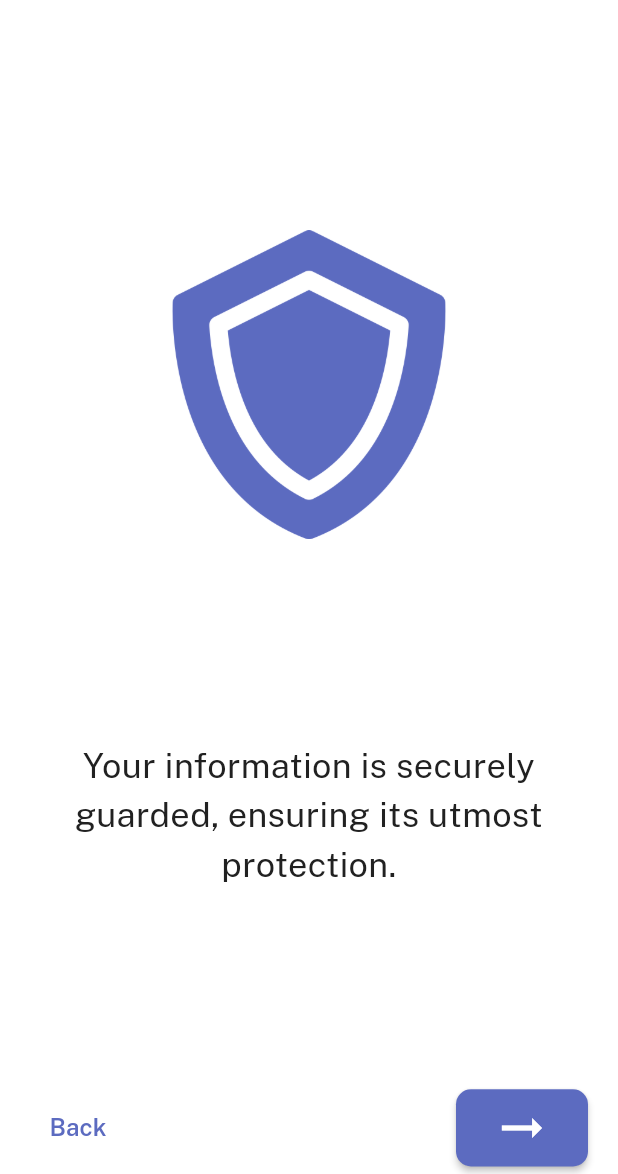
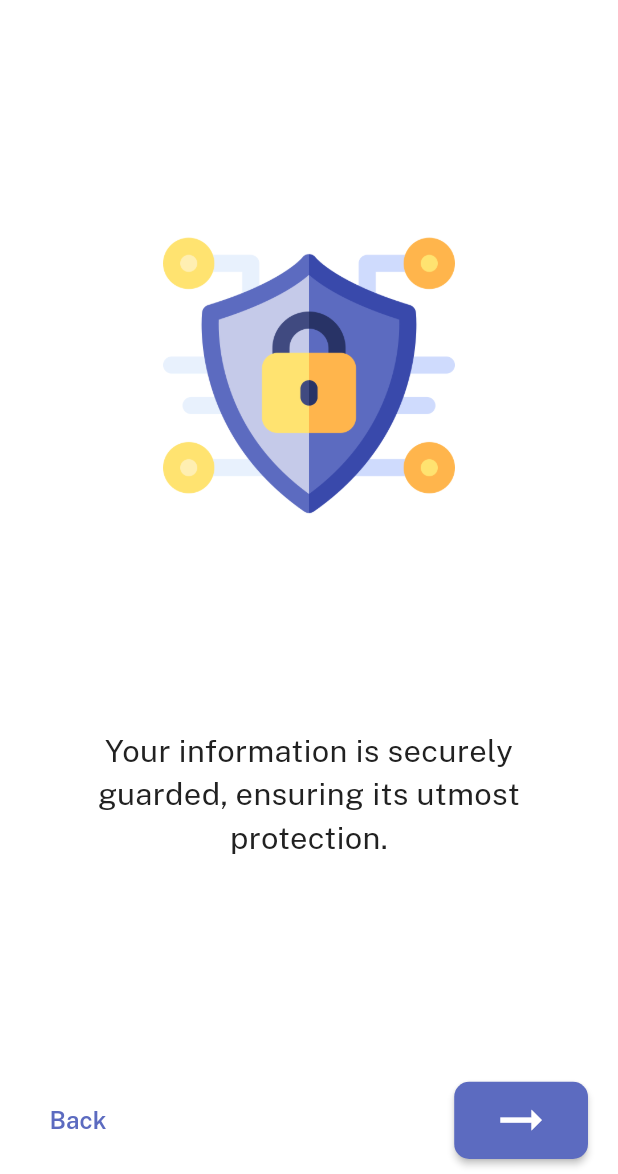
Before and after one commit to rhoebie/tagconnect-app-repo, a Flutter app: the screen it shows after launch, after a tap on the "arrow right alt" icon, on a phone screen of 412 x 824 dp, the part 62-1236 px from its top. Run offline on Flutter 3.47's test engine with Material 3 defaults, Android fonts, the phone set to English and light mode, and no system bars; our stand-ins replace auto_size_text, avatar_glow, connectivity_plus, device_info_plus, firebase_core, firebase_messaging and 9 more; accounts and stored records are empty; network calls fail; project files that could hold a hidden picture were left out.

Commit message:
finalize? i think

```diff
--- a/lib/screens/forgot-password_screen.dart
+++ b/lib/screens/forgot-password_screen.dart
@@ -840,7 +840,7 @@ class _ResetPasswordScreenState extends State<ResetPasswordScreen> {
                     ),
                   ),
                   Text(
-                    'Changing the password of admin@admin.com',
+                    'Changing the password of ${_emailController.text}',
                     style: TextStyle(
                       fontFamily: 'PublicSans',
                       fontSize: 16.sp,
@@ -1094,7 +1094,7 @@ class _ResetPasswordScreenState extends State<ResetPasswordScreen> {
                     ),
                     Container(
                       width: 100.w,
-                      height: 50.h,
+                      height: 40.h,
                       child: ElevatedButton(
                         onPressed: () async {
                           if (_formKey.currentState!.validate()) {
@@ -1133,7 +1133,7 @@ class _ResetPasswordScreenState extends State<ResetPasswordScreen> {
                                 textAlign: TextAlign.center,
                                 style: TextStyle(
                                   fontFamily: 'PublicSans',
-                                  fontSize: 18.sp,
+                                  fontSize: 14.sp,
                                   fontWeight: FontWeight.w400,
                                   color: backgroundColor,
                                 ),
--- a/lib/screens/register_screen.dart
+++ b/lib/screens/register_screen.dart
@@ -628,7 +628,7 @@ class _RegisterScreenState extends State<RegisterScreen> {
                       ),
                       Container(
                         width: 80.w,
-                        height: 50.h,
+                        height: 40.h,
                         child: ElevatedButton(
                           onPressed: () {
                             if (_image != null) {
@@ -1059,7 +1059,7 @@ class _RegisterScreenTwoState extends State<RegisterScreenTwo> {
                       ),
                       Container(
                         width: 80.w,
-                        height: 50.h,
+                        height: 40.h,
                         child: ElevatedButton(
                           onPressed: () {
                             if (_formKey2.currentState!.validate()) {
@@ -1648,7 +1648,7 @@ class _RegisterScreenThreeState extends State<RegisterScreenThree> {
                       ),
                       Container(
                         width: 120.w,
-                        height: 50.h,
+                        height: 40.h,
                         child: ElevatedButton(
                           onPressed: () async {
                             if (_formKey3.currentState!.validate()) {
@@ -1705,7 +1705,7 @@ class _RegisterScreenThreeState extends State<RegisterScreenThree> {
                                   textAlign: TextAlign.center,
                                   style: TextStyle(
                                     fontFamily: 'PublicSans',
-                                    fontSize: 16.sp,
+                                    fontSize: 14.sp,
                                     fontWeight: FontWeight.w600,
                                     color: backgroundColor,
                                   ),
--- a/lib/screens/splash-one_screen.dart
+++ b/lib/screens/splash-one_screen.dart
@@ -49,16 +49,14 @@ class WelcomeOneScreen extends StatelessWidget {
       ),
       body: SafeArea(
         child: Center(
-          child: Container(
-            padding: const EdgeInsets.symmetric(vertical: 5),
           child: Column(
             mainAxisAlignment: MainAxisAlignment.spaceBetween,
             children: [
-                SizedBox(),
+              const SizedBox(),
               Image.asset(
-                  'assets/images/management.png',
-                  width: 200.w,
-                  height: 200.h,
+                'assets/images/energy.png',
+                width: 170.w,
+                height: 170.w,
               ),
               Container(
                 padding: EdgeInsets.symmetric(horizontal: 40.w),
@@ -67,14 +65,15 @@ class WelcomeOneScreen extends StatelessWidget {
                   textAlign: TextAlign.center,
                   style: TextStyle(
                     fontFamily: 'PublicSans',
-                      fontSize: 20.sp,
+                    fontSize: 18.sp,
                     fontWeight: FontWeight.w400,
                     color: textColor,
                   ),
                 ),
               ),
               Container(
-                  padding: const EdgeInsets.symmetric(horizontal: 20),
+                padding:
+                    const EdgeInsets.symmetric(horizontal: 20, vertical: 10),
                 child: Row(
                   mainAxisAlignment: MainAxisAlignment.spaceBetween,
                   children: [
@@ -101,7 +100,7 @@ class WelcomeOneScreen extends StatelessWidget {
                         ),
                       ),
                     ),
-                      Container(
+                    SizedBox(
                       height: 50.h,
                       child: ElevatedButton(
                         onPressed: () async {
@@ -122,9 +121,9 @@ class WelcomeOneScreen extends StatelessWidget {
                           ),
                           elevation: 2,
                         ),
-                          child: const Icon(
+                        child: Icon(
                           Icons.arrow_right_alt_outlined,
-                            size: 40,
+                          size: 40.r,
                           color: tcWhite,
                         ),
                       ),
@@ -136,7 +135,6 @@ class WelcomeOneScreen extends StatelessWidget {
           ),
         ),
       ),
-      ),
     );
   }
 }
--- a/lib/screens/splash-two_screen.dart
+++ b/lib/screens/splash-two_screen.dart
@@ -1,4 +1,5 @@
 import 'package:TagConnect/animations/slideLeft_animation.dart';
+import 'package:TagConnect/animations/slideRight_animation.dart';
 import 'package:TagConnect/constants/color_constant.dart';
 import 'package:TagConnect/screens/login_screen.dart';
 import 'package:flutter/material.dart';
@@ -47,16 +48,14 @@ class WelcomeTwoScreen extends StatelessWidget {
       ),
       body: SafeArea(
         child: Center(
-          child: Container(
-            padding: const EdgeInsets.symmetric(vertical: 5),
           child: Column(
             mainAxisAlignment: MainAxisAlignment.spaceBetween,
             children: [
               SizedBox(),
               Image.asset(
-                  'assets/images/shield.png',
-                  width: 200.w,
-                  height: 200.h,
+                'assets/images/cyber-security.png',
+                width: 170.w,
+                height: 170.w,
               ),
               Container(
                 padding: EdgeInsets.symmetric(horizontal: 40.w),
@@ -65,14 +64,15 @@ class WelcomeTwoScreen extends StatelessWidget {
                   textAlign: TextAlign.center,
                   style: TextStyle(
                     fontFamily: 'PublicSans',
-                      fontSize: 20.sp,
+                    fontSize: 18.sp,
                     fontWeight: FontWeight.w400,
                     color: textColor,
                   ),
                 ),
               ),
               Container(
-                  padding: const EdgeInsets.symmetric(horizontal: 20),
+                padding:
+                    const EdgeInsets.symmetric(horizontal: 20, vertical: 10),
                 child: Row(
                   mainAxisAlignment: MainAxisAlignment.spaceBetween,
                   children: [
@@ -80,7 +80,7 @@ class WelcomeTwoScreen extends StatelessWidget {
                       onPressed: () async {
                         Navigator.push(
                           context,
-                            SlideLeftAnimation(
+                          SlideRightAnimation(
                             const WelcomeOneScreen(),
                           ),
                         );
@@ -96,7 +96,7 @@ class WelcomeTwoScreen extends StatelessWidget {
                         ),
                       ),
                     ),
-                      Container(
+                    SizedBox(
                       height: 50.h,
                       child: ElevatedButton(
                         onPressed: () async {
@@ -119,7 +119,7 @@ class WelcomeTwoScreen extends StatelessWidget {
                         ),
                         child: Icon(
                           Icons.arrow_right_alt_outlined,
-                            size: 40,
+                          size: 40.r,
                           color: backgroundColor,
                         ),
                       ),
@@ -131,7 +131,6 @@ class WelcomeTwoScreen extends StatelessWidget {
           ),
         ),
       ),
-      ),
     );
   }
 }
--- a/lib/screens/splash_screen.dart
+++ b/lib/screens/splash_screen.dart
@@ -170,10 +170,17 @@ class _SplashScreenState extends State<SplashScreen> {
       backgroundColor: backgroundColor,
       body: SafeArea(
         child: Center(
-          child: Container(
           child: Column(
             mainAxisAlignment: MainAxisAlignment.center,
             children: [
+              Image.asset(
+                'assets/images/social.png',
+                width: 100,
+                height: 100,
+              ),
+              const Divider(
+                color: Colors.transparent,
+              ),
               RichText(
                 textAlign: TextAlign.start,
                 text: TextSpan(
@@ -209,8 +216,8 @@ class _SplashScreenState extends State<SplashScreen> {
                   ),
                 ),
               ),
-                SizedBox(
-                  height: 30.h,
+              Divider(
+                color: Colors.transparent,
               ),
               const CircularProgressIndicator(
                 color: tcViolet,
@@ -219,7 +226,6 @@ class _SplashScreenState extends State<SplashScreen> {
           ),
         ),
       ),
-      ),
     );
   }
 }
--- a/lib/widgets/feed_widget.dart
+++ b/lib/widgets/feed_widget.dart
@@ -178,9 +178,6 @@ class _FeedWidgetState extends State<FeedWidget> {
                 child: Column(
                   crossAxisAlignment: CrossAxisAlignment.start,
                   children: [
-                    Divider(
-                      color: Colors.transparent,
-                    ),
                     Text(
                       'Report Feed',
                       textAlign: TextAlign.center,
```
Also changed, not shown: assets/images/cyber-security.png (added), assets/images/energy.png (added), assets/images/social.png (added). Lines whose indentation alone changed are shown as unchanged.
